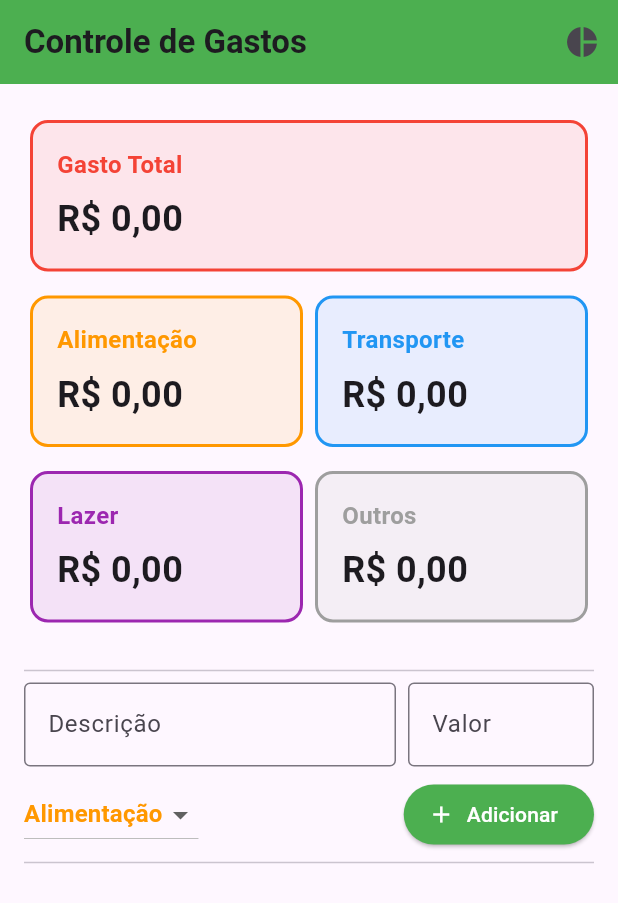
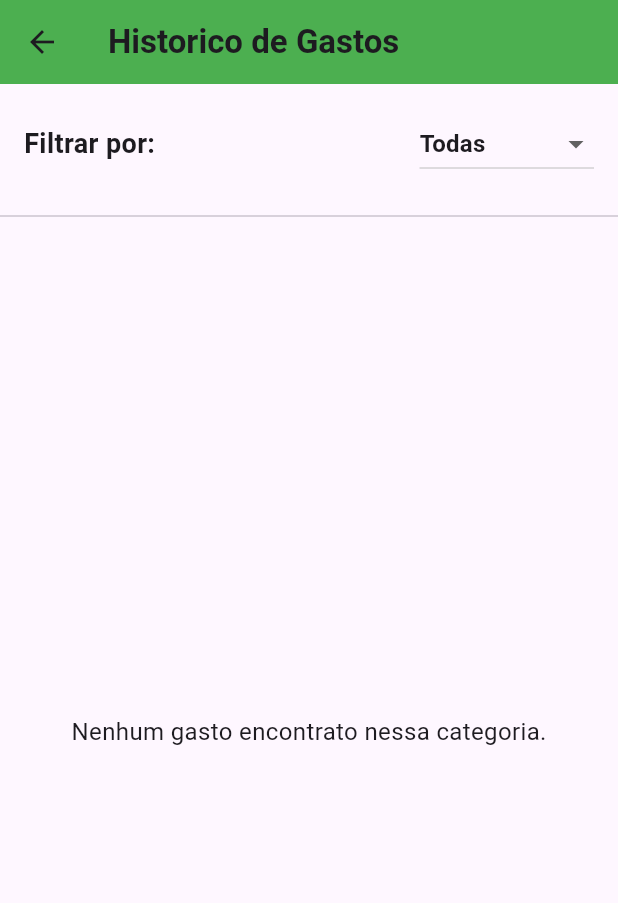
Before and after one commit to Niccolaszak/ProjetoFlutter, a Flutter app: the screen it shows after launch, after a tap on the "pie chart" icon, on a phone screen of 412 x 824 dp. Shown: the top 903 px of the screen. Run offline on Flutter 3.47's test engine with Material 3 defaults, Android fonts, the phone set to English and light mode, and no system bars.

Commit message:
Pagina de Historico
Implementação da pagina de histórico com filtro de categorias, Implementado tambem confirmação para exclusão do gasto

```diff
--- a/controle_de_gastos/lib/pages/controle_page.dart
+++ b/controle_de_gastos/lib/pages/controle_page.dart
@@ -3,6 +3,8 @@ import 'package:controle_de_gastos/widgets/expense_tile.dart';
 import 'package:controle_de_gastos/widgets/summary_card.dart';
 import 'package:flutter/material.dart';
 import 'package:controle_de_gastos/models/expense.dart';
+import 'package:controle_de_gastos/pages/historic_page.dart';
+
 import 'dart:math';
 
 class ControlePage extends StatefulWidget {
@@ -86,7 +88,28 @@ class _ControlePageState extends State<ControlePage> {
           "Controle de Gastos",
           style: TextStyle(fontWeight: FontWeight.bold),
         ),
-        actions: [IconButton(onPressed: () {}, icon: Icon(Icons.pie_chart))],
+        actions: [
+          IconButton(
+            onPressed: () {
+              Navigator.push(
+                context,
+                MaterialPageRoute(
+                  builder: (context) => HistoricPage(
+                    expenses: expenses,
+                    onDeleteExpense: (gastoParaRemover) {
+                      setState(() {
+                        expenses.remove(gastoParaRemover);
+                      });
+                    },
+                  ),
+                ),
+              ).then((_) {
+                setState(() {});
+              });
+            },
+            icon: Icon(Icons.pie_chart),
+          ),
+        ],
         backgroundColor: Colors.green,
       ),
       body: Padding(
@@ -215,7 +238,7 @@ class _ControlePageState extends State<ControlePage> {
 
             Expanded(
               child: ListView.builder(
-                itemCount: min(expenses.length,7),
+                itemCount: min(expenses.length, 7),
                 itemBuilder: (context, index) {
                   final gasto = expenses[index];
 
--- /dev/null
+++ b/controle_de_gastos/lib/pages/historic_page.dart
@@ -0,0 +1,112 @@
+import 'package:controle_de_gastos/enums/category_type.dart';
+import 'package:controle_de_gastos/models/expense.dart';
+import 'package:controle_de_gastos/widgets/expense_tile.dart';
+import 'package:flutter/material.dart';
+
+class HistoricPage extends StatefulWidget {
+  final List<Expense> expenses;
+  final Function(Expense) onDeleteExpense;
+  const HistoricPage({super.key, required this.expenses, required this.onDeleteExpense});
+
+  @override
+  State<HistoricPage> createState() => _HistoricPageState();
+}
+
+class _HistoricPageState extends State<HistoricPage> {
+  CategoryType? filtroCategoria;
+
+  @override
+  Widget build(BuildContext context) {
+    final gastosFiltrados = filtroCategoria == null
+        ? widget.expenses
+        : widget.expenses
+              .where((gasto) => gasto.category == filtroCategoria)
+              .toList();
+
+    return Scaffold(
+      appBar: AppBar(
+        title: Text(
+          "Historico de Gastos",
+          style: TextStyle(fontWeight: FontWeight.bold),
+        ),
+        backgroundColor: Colors.green,
+      ),
+      body: Column(
+        children: [
+          Padding(
+            padding: EdgeInsetsGeometry.all(16),
+            child: Row(
+              mainAxisAlignment: MainAxisAlignment.spaceBetween,
+              children: [
+                Text(
+                  "Filtrar por: ",
+                  style: TextStyle(fontSize: 18, fontWeight: FontWeight.bold),
+                ),
+                DropdownButton<CategoryType>(
+                  value: filtroCategoria,
+                  hint: Text("Todas"),
+                  items: [
+                    DropdownMenuItem(
+                      value: null,
+                      child: Text(
+                        "Todas",
+                        style: TextStyle(fontWeight: FontWeight.bold),
+                      ),
+                    ),
+                    ...CategoryType.values.map((categoria) {
+                      return DropdownMenuItem(
+                        value: categoria,
+                        child: Text(
+                          categoria.label,
+                          style: TextStyle(
+                            color: categoria.color,
+                            fontWeight: FontWeight.bold,
+                          ),
+                        ),
+                      );
+                    }),
+                  ],
+                  onChanged: (novoValor) {
+                    setState(() {
+                      filtroCategoria = novoValor;
+                    });
+                  },
+                ),
+              ],
+            ),
+          ),
+          Divider(),
+
+          Expanded(
+            child: gastosFiltrados.isEmpty
+                ? Center(
+                    child: Text(
+                      "Nenhum gasto encontrato nessa categoria.",
+                      style: TextStyle(fontSize: 16),
+                    ),
+                  )
+                : ListView.builder(
+                    itemCount: gastosFiltrados.length,
+                    itemBuilder: (context, index) {
+                      final gasto = gastosFiltrados[index];
+
+                      return ExpenseTile(
+                        description: gasto.description,
+                        amount: gasto.amount
+                            .toStringAsFixed(2)
+                            .replaceAll(".", ","),
+                        categoryName: gasto.category.label,
+                        categoryColor: gasto.category.color,
+                        onDelete: () {
+                          widget.onDeleteExpense(gasto);
+                          setState(() {});
+                        },
+                      );
+                    },
+                  ),
+          ),
+        ],
+      ),
+    );
+  }
+}
```
Also changed, not shown: controle_de_gastos/lib/widgets/expense_tile.dart (+29 -1 lines).
